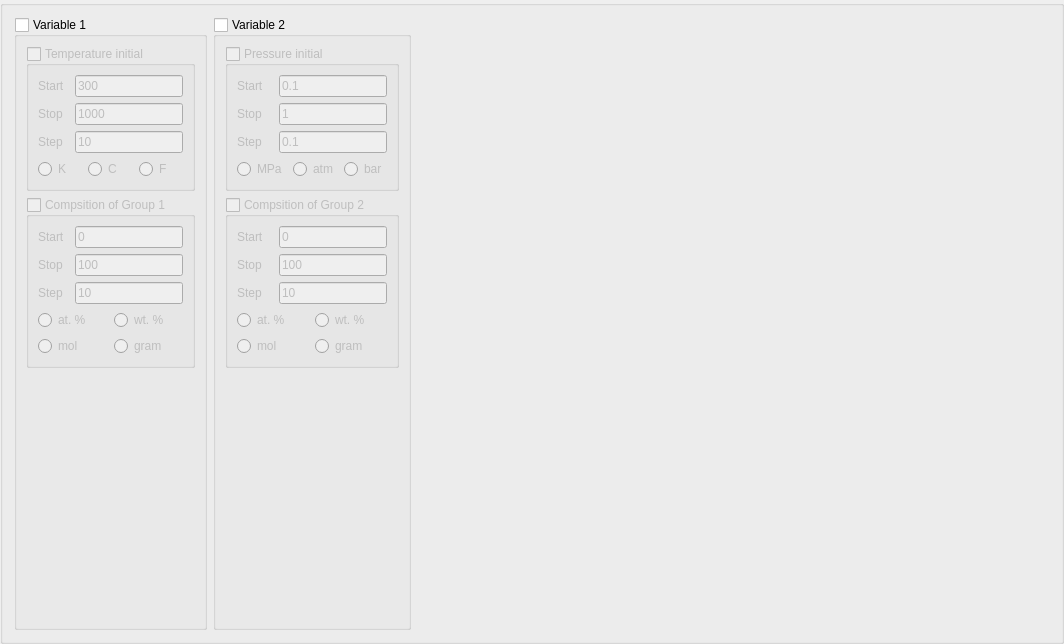
This is src/calculationparameters.ui in alexonemore/atc as Qt 5 draws it before an edit. The edited form follows.
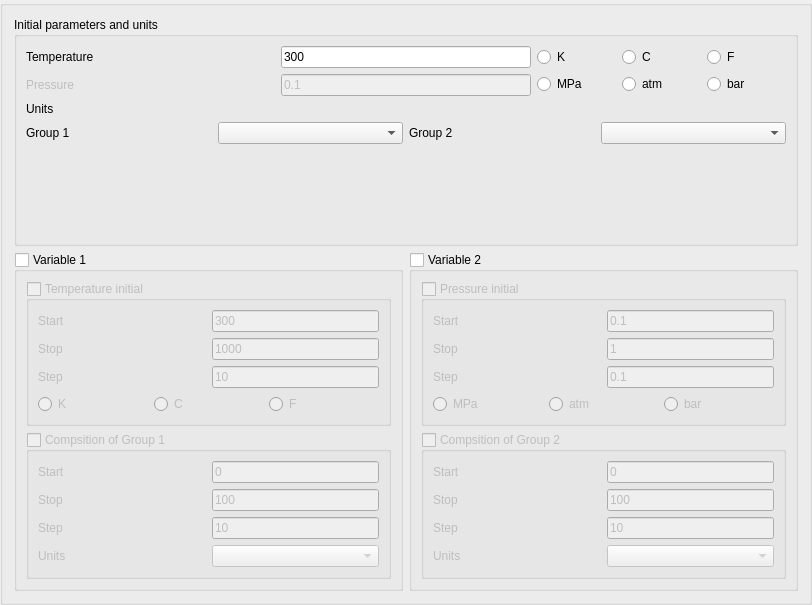
This is the edited form.

Diff of the .ui file:
```diff
--- a/src/calculationparameters.ui
+++ b/src/calculationparameters.ui
@@ -6,15 +6,190 @@
    <rect>
     <x>0</x>
     <y>0</y>
-    <width>1064</width>
-    <height>644</height>
+    <width>812</width>
+    <height>605</height>
    </rect>
   </property>
   <property name="windowTitle">
    <string>GroupBox</string>
   </property>
+  <layout class="QVBoxLayout" name="verticalLayout_17">
+   <item>
+    <widget class="QGroupBox" name="groupBox_9">
+     <property name="title">
+      <string>Initial parameters and units</string>
+     </property>
+     <layout class="QVBoxLayout" name="verticalLayout_15">
+      <item>
   <layout class="QHBoxLayout" name="horizontalLayout_7">
    <item>
+         <layout class="QVBoxLayout" name="verticalLayout_16">
+          <item>
+           <widget class="QLabel" name="label_13">
+            <property name="text">
+             <string>Temperature</string>
+            </property>
+           </widget>
+          </item>
+          <item>
+           <widget class="QLabel" name="label_14">
+            <property name="enabled">
+             <bool>false</bool>
+            </property>
+            <property name="text">
+             <string>Pressure</string>
+            </property>
+           </widget>
+          </item>
+         </layout>
+        </item>
+        <item>
+         <layout class="QVBoxLayout" name="verticalLayout_18">
+          <item>
+           <widget class="QLineEdit" name="lineEdit_13">
+            <property name="sizePolicy">
+             <sizepolicy hsizetype="Minimum" vsizetype="Fixed">
+              <horstretch>0</horstretch>
+              <verstretch>0</verstretch>
+             </sizepolicy>
+            </property>
+            <property name="text">
+             <string>300</string>
+            </property>
+           </widget>
+          </item>
+          <item>
+           <widget class="QLineEdit" name="lineEdit_14">
+            <property name="enabled">
+             <bool>false</bool>
+            </property>
+            <property name="sizePolicy">
+             <sizepolicy hsizetype="Minimum" vsizetype="Fixed">
+              <horstretch>0</horstretch>
+              <verstretch>0</verstretch>
+             </sizepolicy>
+            </property>
+            <property name="text">
+             <string>0.1</string>
+            </property>
+           </widget>
+          </item>
+         </layout>
+        </item>
+        <item>
+         <layout class="QVBoxLayout" name="verticalLayout_19">
+          <item>
+           <layout class="QHBoxLayout" name="horizontalLayout_2">
+            <item>
+             <widget class="QRadioButton" name="radioButton_7">
+              <property name="text">
+               <string>K</string>
+              </property>
+             </widget>
+            </item>
+            <item>
+             <widget class="QRadioButton" name="radioButton_8">
+              <property name="text">
+               <string>C</string>
+              </property>
+             </widget>
+            </item>
+            <item>
+             <widget class="QRadioButton" name="radioButton_9">
+              <property name="text">
+               <string>F</string>
+              </property>
+             </widget>
+            </item>
+           </layout>
+          </item>
+          <item>
+           <layout class="QHBoxLayout" name="horizontalLayout_4">
+            <item>
+             <widget class="QRadioButton" name="radioButton_10">
+              <property name="text">
+               <string>MPa</string>
+              </property>
+             </widget>
+            </item>
+            <item>
+             <widget class="QRadioButton" name="radioButton_11">
+              <property name="text">
+               <string>atm</string>
+              </property>
+             </widget>
+            </item>
+            <item>
+             <widget class="QRadioButton" name="radioButton_12">
+              <property name="text">
+               <string>bar</string>
+              </property>
+             </widget>
+            </item>
+           </layout>
+          </item>
+         </layout>
+        </item>
+       </layout>
+      </item>
+      <item>
+       <widget class="QLabel" name="label_19">
+        <property name="text">
+         <string>Units</string>
+        </property>
+       </widget>
+      </item>
+      <item>
+       <layout class="QHBoxLayout" name="horizontalLayout_18">
+        <item>
+         <layout class="QHBoxLayout" name="horizontalLayout_17">
+          <item>
+           <widget class="QLabel" name="label_18">
+            <property name="text">
+             <string>Group 1</string>
+            </property>
+           </widget>
+          </item>
+          <item>
+           <widget class="QComboBox" name="comboBox_4"/>
+          </item>
+         </layout>
+        </item>
+        <item>
+         <layout class="QHBoxLayout" name="horizontalLayout_16">
+          <item>
+           <widget class="QLabel" name="label_17">
+            <property name="text">
+             <string>Group 2</string>
+            </property>
+           </widget>
+          </item>
+          <item>
+           <widget class="QComboBox" name="comboBox_3"/>
+          </item>
+         </layout>
+        </item>
+       </layout>
+      </item>
+      <item>
+       <spacer name="verticalSpacer">
+        <property name="orientation">
+         <enum>Qt::Vertical</enum>
+        </property>
+        <property name="sizeHint" stdset="0">
+         <size>
+          <width>20</width>
+          <height>40</height>
+         </size>
+        </property>
+       </spacer>
+      </item>
+     </layout>
+    </widget>
+   </item>
+   <item>
+    <layout class="QHBoxLayout" name="horizontalLayout_13">
+     <item>
     <widget class="QGroupBox" name="groupBox_2">
      <property name="title">
       <string>Variable 1</string>
@@ -114,23 +289,23 @@
           </layout>
          </item>
          <item>
-          <layout class="QHBoxLayout" name="horizontalLayout_2">
+            <layout class="QHBoxLayout" name="horizontalLayout_8">
            <item>
-            <widget class="QRadioButton" name="radioButton_7">
+              <widget class="QRadioButton" name="radioButton_13">
              <property name="text">
               <string>K</string>
              </property>
             </widget>
            </item>
            <item>
-            <widget class="QRadioButton" name="radioButton_8">
+              <widget class="QRadioButton" name="radioButton_14">
              <property name="text">
               <string>C</string>
              </property>
             </widget>
            </item>
            <item>
-            <widget class="QRadioButton" name="radioButton_9">
+              <widget class="QRadioButton" name="radioButton_15">
              <property name="text">
               <string>F</string>
              </property>
@@ -226,53 +401,22 @@
           </layout>
          </item>
          <item>
-          <layout class="QGridLayout" name="gridLayout_2">
-           <item row="0" column="0">
-            <widget class="QRadioButton" name="radioButton_17">
+            <layout class="QHBoxLayout" name="horizontalLayout_14">
+             <item>
+              <widget class="QLabel" name="label_15">
              <property name="text">
-              <string>at. %</string>
+                <string>Units</string>
              </property>
             </widget>
            </item>
-           <item row="1" column="0">
-            <widget class="QRadioButton" name="radioButton_18">
-             <property name="text">
-              <string>mol</string>
-             </property>
-            </widget>
-           </item>
-           <item row="0" column="1">
-            <widget class="QRadioButton" name="radioButton_19">
-             <property name="text">
-              <string>wt. %</string>
-             </property>
-            </widget>
-           </item>
-           <item row="1" column="1">
-            <widget class="QRadioButton" name="radioButton_20">
-             <property name="text">
-              <string>gram</string>
-             </property>
-            </widget>
-           </item>
+             <item>
+              <widget class="QComboBox" name="comboBox"/>
+             </item>
           </layout>
          </item>
         </layout>
        </widget>
       </item>
-      <item>
-       <spacer name="verticalSpacer_2">
-        <property name="orientation">
-         <enum>Qt::Vertical</enum>
-        </property>
-        <property name="sizeHint" stdset="0">
-         <size>
-          <width>20</width>
-          <height>40</height>
-         </size>
-        </property>
-       </spacer>
-      </item>
      </layout>
     </widget>
    </item>
@@ -373,23 +517,23 @@
           </layout>
          </item>
          <item>
-          <layout class="QHBoxLayout" name="horizontalLayout_4">
+            <layout class="QHBoxLayout" name="horizontalLayout_9">
            <item>
-            <widget class="QRadioButton" name="radioButton_10">
+              <widget class="QRadioButton" name="radioButton_16">
              <property name="text">
               <string>MPa</string>
              </property>
             </widget>
            </item>
            <item>
-            <widget class="QRadioButton" name="radioButton_11">
+              <widget class="QRadioButton" name="radioButton_17">
              <property name="text">
               <string>atm</string>
              </property>
             </widget>
            </item>
            <item>
-            <widget class="QRadioButton" name="radioButton_12">
+              <widget class="QRadioButton" name="radioButton_18">
              <property name="text">
               <string>bar</string>
              </property>
@@ -485,68 +629,26 @@
           </layout>
          </item>
          <item>
-          <layout class="QGridLayout" name="gridLayout">
-           <item row="0" column="0">
-            <widget class="QRadioButton" name="radioButton_13">
+            <layout class="QHBoxLayout" name="horizontalLayout_15">
+             <item>
+              <widget class="QLabel" name="label_16">
              <property name="text">
-              <string>at. %</string>
+                <string>Units</string>
              </property>
             </widget>
            </item>
-           <item row="1" column="0">
-            <widget class="QRadioButton" name="radioButton_14">
-             <property name="text">
-              <string>mol</string>
-             </property>
-            </widget>
-           </item>
-           <item row="0" column="1">
-            <widget class="QRadioButton" name="radioButton_15">
-             <property name="text">
-              <string>wt. %</string>
-             </property>
-            </widget>
-           </item>
-           <item row="1" column="1">
-            <widget class="QRadioButton" name="radioButton_16">
-             <property name="text">
-              <string>gram</string>
-             </property>
-            </widget>
-           </item>
+             <item>
+              <widget class="QComboBox" name="comboBox_2"/>
+             </item>
           </layout>
          </item>
         </layout>
        </widget>
       </item>
-      <item>
-       <spacer name="verticalSpacer_3">
-        <property name="orientation">
-         <enum>Qt::Vertical</enum>
-        </property>
-        <property name="sizeHint" stdset="0">
-         <size>
-          <width>20</width>
-          <height>40</height>
-         </size>
-        </property>
-       </spacer>
-      </item>
      </layout>
     </widget>
    </item>
-   <item>
-    <spacer name="horizontalSpacer">
-     <property name="orientation">
-      <enum>Qt::Horizontal</enum>
-     </property>
-     <property name="sizeHint" stdset="0">
-      <size>
-       <width>40</width>
-       <height>20</height>
-      </size>
-     </property>
-    </spacer>
+    </layout>
    </item>
   </layout>
  </widget>
```
Lines whose indentation alone changed are shown as unchanged.
